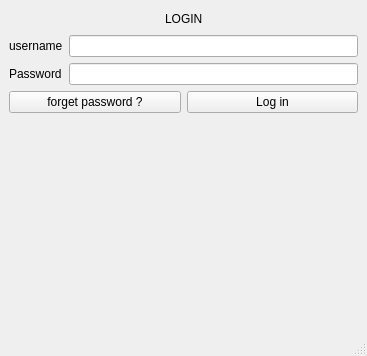
Before: the Qt Designer form desktop_app/ui/windows/login/login.ui in elmhadji/PaperTrailGuard, drawn with Qt 5.
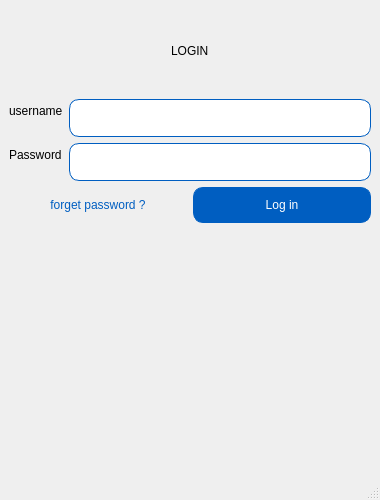
After: the same form once the commit is applied.

Commit message: - Implement login style

```diff
--- a/desktop_app/ui/windows/login/login.ui
+++ b/desktop_app/ui/windows/login/login.ui
@@ -6,13 +6,58 @@
    <rect>
     <x>0</x>
     <y>0</y>
-    <width>367</width>
-    <height>356</height>
+    <width>380</width>
+    <height>500</height>
    </rect>
   </property>
+  <property name="minimumSize">
+   <size>
+    <width>380</width>
+    <height>500</height>
+   </size>
+  </property>
+  <property name="maximumSize">
+   <size>
+    <width>380</width>
+    <height>500</height>
+   </size>
+  </property>
   <property name="windowTitle">
    <string>MainWindow</string>
   </property>
+  <property name="styleSheet">
+   <string notr="true">#Login {
+	font: 12pt &quot;Noto Sans&quot;;
+}
+
+#title {
+	font: 700 30pt &quot;Noto Sans&quot;;
+	padding: 35px
+}
+
+#username_input, #password_input, #login_button {
+	border: 1px solid  rgb(0, 94, 193);
+	border-radius: 10px;
+	padding: 10px;
+	selection-color: rgb(255, 255, 255);
+}
+
+#login_button {
+	background-color: rgb(0, 94, 193);
+	color: rgb(255, 255, 255);
+}
+
+#login_button::hover {
+	
+	background-color: #0066cc;
+	color: rgb(255, 255, 255);
+}
+
+#forget_password_link {
+	color: rgb(0, 94, 193);
+	border: none;
+}</string>
+  </property>
   <widget class="QWidget" name="centralwidget">
    <layout class="QVBoxLayout" name="verticalLayout">
     <item>
@@ -31,7 +76,7 @@
        </spacer>
       </item>
       <item>
-       <widget class="QLabel" name="label">
+       <widget class="QLabel" name="title">
         <property name="text">
          <string>LOGIN</string>
         </property>
@@ -80,6 +125,9 @@
      <layout class="QHBoxLayout" name="horizontalLayout">
       <item>
        <widget class="QPushButton" name="forget_password_link">
+        <property name="cursor">
+         <cursorShape>PointingHandCursor</cursorShape>
+        </property>
         <property name="text">
          <string>forget password ?</string>
         </property>
```
Left out of the diff: 6 changed lines with no effect on the pictures. The commit also changes 1 other file.
